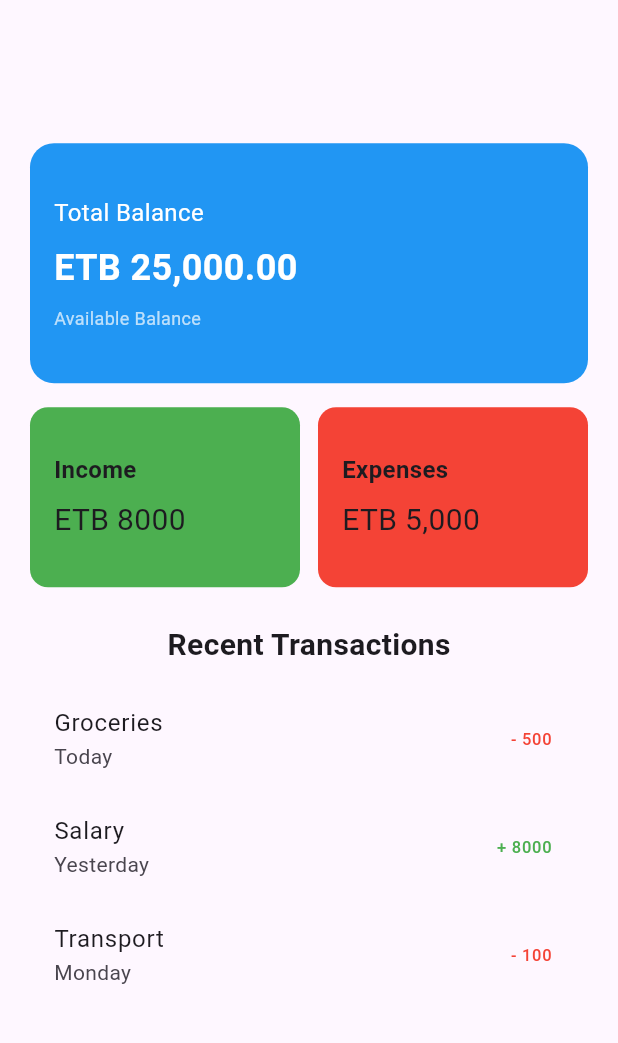
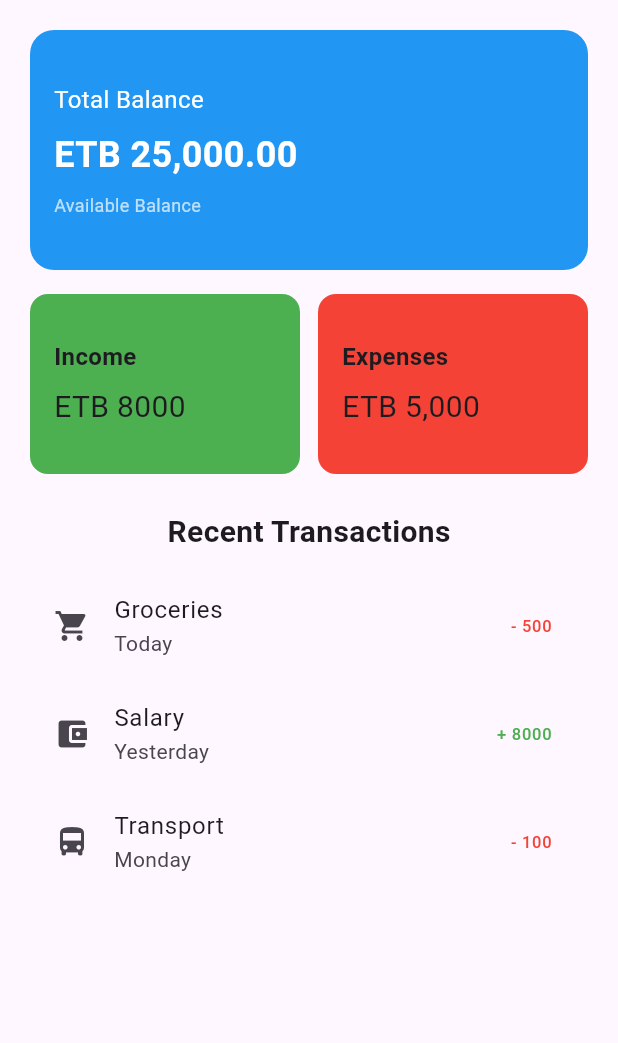
Before and after one commit to kalebbirhanu/fintracker, a Flutter app: the screen it shows after launch, on a phone screen of 412 x 824 dp, the part 84-1127 px from its top. Run offline on Flutter 3.47's test engine with Material 3 defaults, Android fonts, the phone set to English and light mode, and no system bars.

Commit message:
reusabel transaction

```diff
--- a/lib/main.dart
+++ b/lib/main.dart
@@ -58,6 +58,7 @@
         'date': 'Today',
         'amount': 500,
         'isIncome': false,
+        'icon': Icons.shopping_cart,
       },
 
       {
@@ -65,6 +66,7 @@
         'date': 'Yesterday',
         'amount': 8000,
         'isIncome': true,
+        'icon': Icons.account_balance_wallet,
       },
 
       {
@@ -72,6 +74,7 @@
         'date': 'Monday',
         'amount': 100,
         'isIncome': false,
+        'icon': Icons.directions_bus,
       },
     ];
 
@@ -79,6 +82,7 @@
   final amount = transactions[index]['amount'] as int;
         final amountText = transactions[index]['isIncome'] == true ? '+ ${amount.abs()}'.toString() : '- ${amount.abs()}';
       return ListTile(
+        leading: Icon(transactions[index]['icon'] as IconData),
         title: Text(transactions[index]['title'].toString()),
         subtitle: Text(transactions[index]['date'].toString()),
         trailing: Text(amountText,
@@ -104,6 +108,7 @@
         title: Text('FinTrack.'),
       ),
       body: SafeArea(
+        child:  SingleChildScrollView(
         child: Padding(
           padding: const EdgeInsets.all(20),
 
@@ -222,6 +227,6 @@
           ),
         ),
       ),
-    );
+    ));
   }
 }
```
